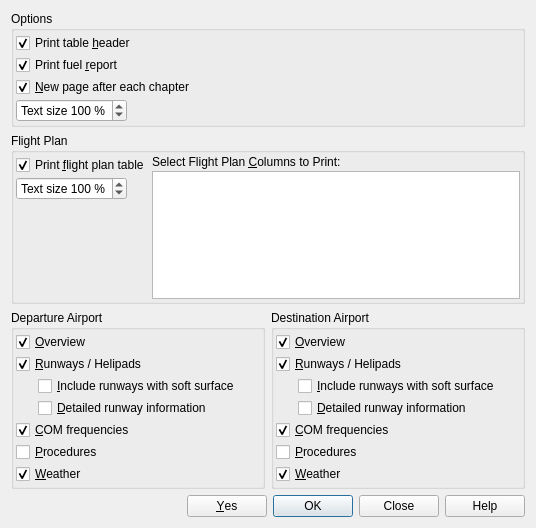
First picture: the form in src/print/printdialog.ui, repository albar965/littlenavmap, before the edit.
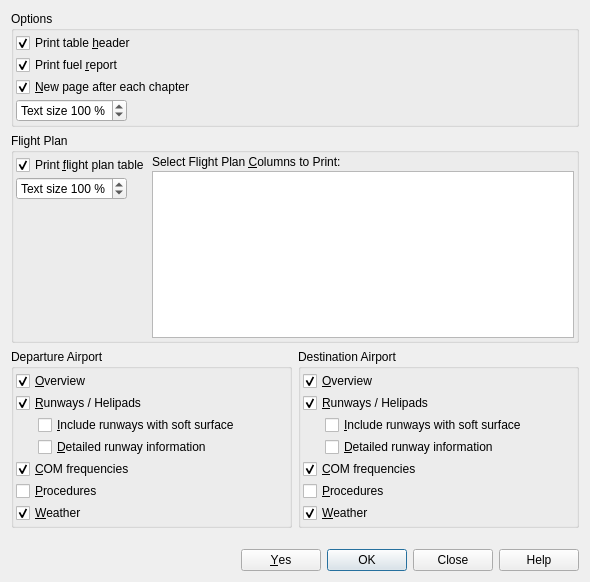
Second picture: the form after the edit.

```diff
--- a/src/print/printdialog.ui
+++ b/src/print/printdialog.ui
@@ -6,8 +6,8 @@
    <rect>
     <x>0</x>
     <y>0</y>
-    <width>536</width>
-    <height>528</height>
+    <width>590</width>
+    <height>582</height>
    </rect>
   </property>
   <property name="windowTitle">
```
